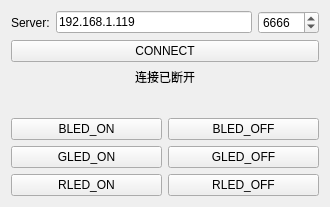
Old version of the form TCP_Client/widget.ui in the repository Xie-Long-0/Qt_projects.
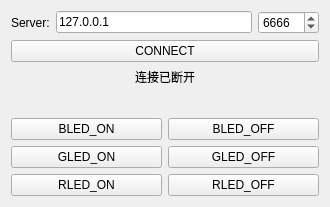
New version of the form.

```diff
--- a/TCP_Client/widget.ui
+++ b/TCP_Client/widget.ui
@@ -26,7 +26,7 @@
      <item>
       <widget class="QLineEdit" name="addressEdit">
        <property name="text">
-        <string>192.168.1.119</string>
+        <string>127.0.0.1</string>
        </property>
       </widget>
      </item>
```
